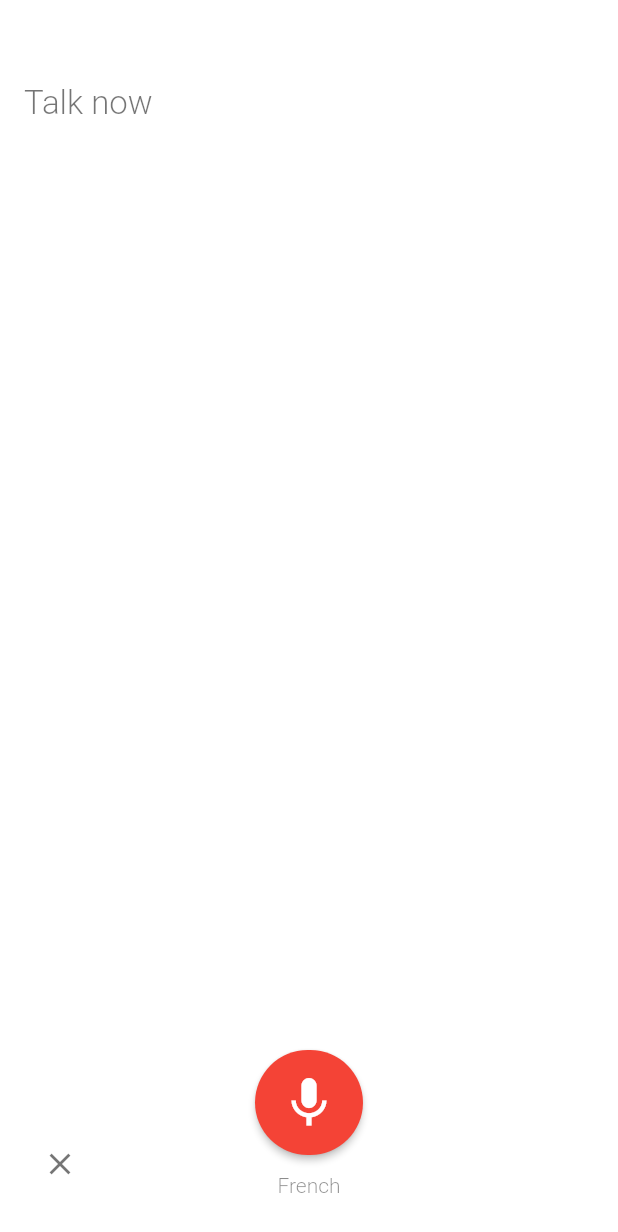
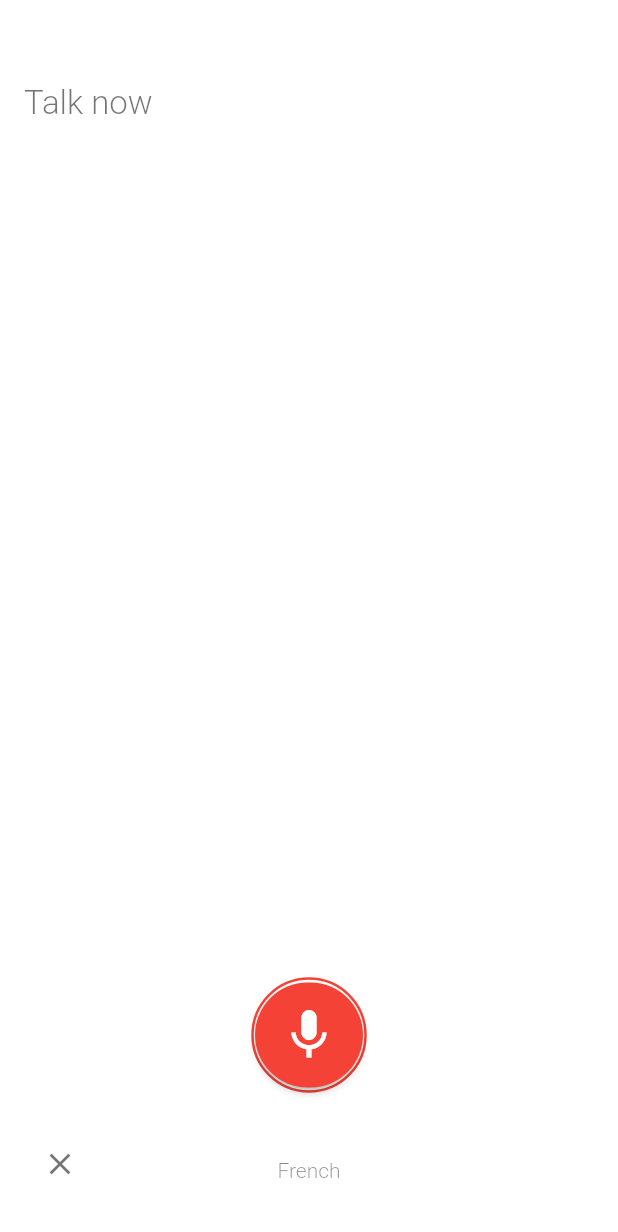
Before and after one commit to Appli-chic/google-translate-flutter, a Flutter app: the screen it shows after launch, after a tap on "Voice", on a phone screen of 412 x 824 dp. Shown: the top 1232 px of the screen. Run offline on Flutter 3.47's test engine with Material 2 defaults, Android fonts, the phone set to English and light mode, and no system bars; our stand-ins replace flutter_sticky_header, speech_to_text; missing offline and left inert: translator.

Commit message:
Improve voice recognition system.

```diff
--- a/lib/main.dart
+++ b/lib/main.dart
@@ -16,6 +16,7 @@ class MyApp extends StatelessWidget {
         ),
       ],
       child: MaterialApp(
+        debugShowCheckedModeBanner: false,
         title: 'Google Translate',
         theme: ThemeData(
           primarySwatch: Colors.blue,
--- a/lib/screens/record_page.dart
+++ b/lib/screens/record_page.dart
@@ -20,20 +20,58 @@ class RecordPage extends StatefulWidget {
   _RecordPageState createState() => _RecordPageState();
 }
 
-class _RecordPageState extends State<RecordPage> {
-  final _speech = SpeechToText();
+class _RecordPageState extends State<RecordPage> with TickerProviderStateMixin {
+  var _speech = SpeechToText();
+  Timer _timer;
   String _lastWords = "";
+  Animation<double> _animation;
+  Animation<double> _animation2;
+  AnimationController _controller;
+  AnimationController _controller2;
 
   @override
   void initState() {
     super.initState();
     _initSpeechToText();
+
+    _controller =
+        AnimationController(vsync: this, duration: Duration(seconds: 2))
+          ..repeat();
+    _animation = CurvedAnimation(parent: _controller, curve: Curves.linear);
+
+    Future.delayed(const Duration(seconds: 1), () {
+      setState(() {
+        _controller2 =
+            AnimationController(vsync: this, duration: Duration(seconds: 2))
+              ..repeat();
+        _animation2 =
+            CurvedAnimation(parent: _controller2, curve: Curves.linear);
+      });
+    });
   }
 
   @override
   void dispose() {
     super.dispose();
+
+    _timer.cancel();
+    _controller.dispose();
+    _controller2.dispose();
+    _speech.cancel();
+  }
+
+  _startTimer() {
+    if (_timer != null) {
+      _timer.cancel();
+    }
+
+    _timer = Timer.periodic(Duration(seconds: 1), (Timer t) {
+      if (t.tick == 3) {
+        t.cancel();
         _speech.stop();
+        Navigator.pop(context, _lastWords);
+      }
+    });
   }
 
   Future<void> _initSpeechToText() async {
@@ -41,14 +79,21 @@ class _RecordPageState extends State<RecordPage> {
         onStatus: _statusListener, onError: _errorListener);
 
     if (available) {
+      _startTimer();
       _speech.listen(
-          onResult: _resultListener, localeId: widget.firstLanguage.code);
+        onResult: _resultListener,
+        localeId: widget.firstLanguage.code,
+      );
     } else {
       print("The user has denied the use of speech recognition.");
     }
   }
 
   void _resultListener(SpeechRecognitionResult result) {
+    if (!result.finalResult && _speech.lastStatus != "notListening") {
+      _startTimer();
+    }
+
     setState(() {
       _lastWords = result.recognizedWords;
     });
@@ -62,12 +107,9 @@ class _RecordPageState extends State<RecordPage> {
     print("$status");
   }
 
-  void _startListening() {
-    if (!_speech.isListening) {
-      _lastWords = "";
-      _speech.listen(onResult: _resultListener);
-      setState(() {});
-    }
+  void _stopListening() {
+    _speech.stop();
+    Navigator.pop(context, _lastWords);
   }
 
   @override
@@ -94,7 +136,7 @@ class _RecordPageState extends State<RecordPage> {
               ),
               Container(
                 margin: EdgeInsets.only(bottom: 8),
-                height: 100,
+                height: 180,
                 child: Stack(
                   children: <Widget>[
                     Align(
@@ -112,15 +154,59 @@ class _RecordPageState extends State<RecordPage> {
                     Center(
                       child: Column(
                         children: <Widget>[
-                          ButtonTheme(
+                          Stack(
+                            children: <Widget>[
+                              Center(
+                                child: ScaleTransition(
+                                  scale: _animation,
+                                  alignment: Alignment.center,
+                                  child: Container(
+                                    decoration: BoxDecoration(
+                                      shape: BoxShape.circle,
+                                      border: Border.all(
+                                        width: 3,
+                                        color: Colors.red,
+                                        style: BorderStyle.solid,
+                                      ),
+                                    ),
+                                    height: 140,
+                                    width: 140,
+                                  ),
+                                ),
+                              ),
+                              _animation2 != null
+                                  ? Center(
+                                      child: ScaleTransition(
+                                        scale: _animation2,
+                                        alignment: Alignment.center,
+                                        child: Container(
+                                          decoration: BoxDecoration(
+                                            shape: BoxShape.circle,
+                                            border: Border.all(
+                                              width: 3,
+                                              color: Colors.red,
+                                              style: BorderStyle.solid,
+                                            ),
+                                          ),
+                                          height: 140,
+                                          width: 140,
+                                        ),
+                                      ),
+                                    )
+                                  : Container(),
+                              Center(
+                                child: Container(
+                                  margin: EdgeInsets.only(top: 35),
+                                  child: ButtonTheme(
                                     minWidth: 70.0,
                                     height: 70.0,
                                     child: RaisedButton(
                                       onPressed: () {
-                                _startListening();
+                                        _stopListening();
                                       },
                                       shape: RoundedRectangleBorder(
-                                borderRadius: BorderRadius.circular(40.0),
+                                        borderRadius:
+                                            BorderRadius.circular(40.0),
                                       ),
                                       color: Colors.red,
                                       child: Icon(
@@ -129,6 +215,10 @@ class _RecordPageState extends State<RecordPage> {
                                         size: 40,
                                       ),
                                     ),
+                                  ),
+                                ),
+                              ),
+                            ],
                           ),
                           Container(
                             margin: EdgeInsets.only(top: 12),
--- a/pubspec.yaml
+++ b/pubspec.yaml
@@ -15,7 +15,7 @@ environment:
 dependencies:
   flutter_sticky_header: "^0.4.0"
   translator: ^0.1.3
-  speech_to_text: ^0.7.0
+  speech_to_text: ^1.1.0
   provider: ^4.0.1
 
   flutter:
@@ -44,6 +44,9 @@ flutter:
   # To add assets to your application, add an assets section, like this:
   assets:
     - assets/
+    - assets/sounds/speech_to_text_listening.m4r
+    - assets/sounds/speech_to_text_cancel.m4r
+    - assets/sounds/speech_to_text_stop.m4r
 
   # An image asset can refer to one or more resolution-specific "variants", see
   # https://flutter.io/assets-and-images/#resolution-aware.
```
Also changed, not shown: 5 other files. Lines whose indentation alone changed are shown as unchanged.
